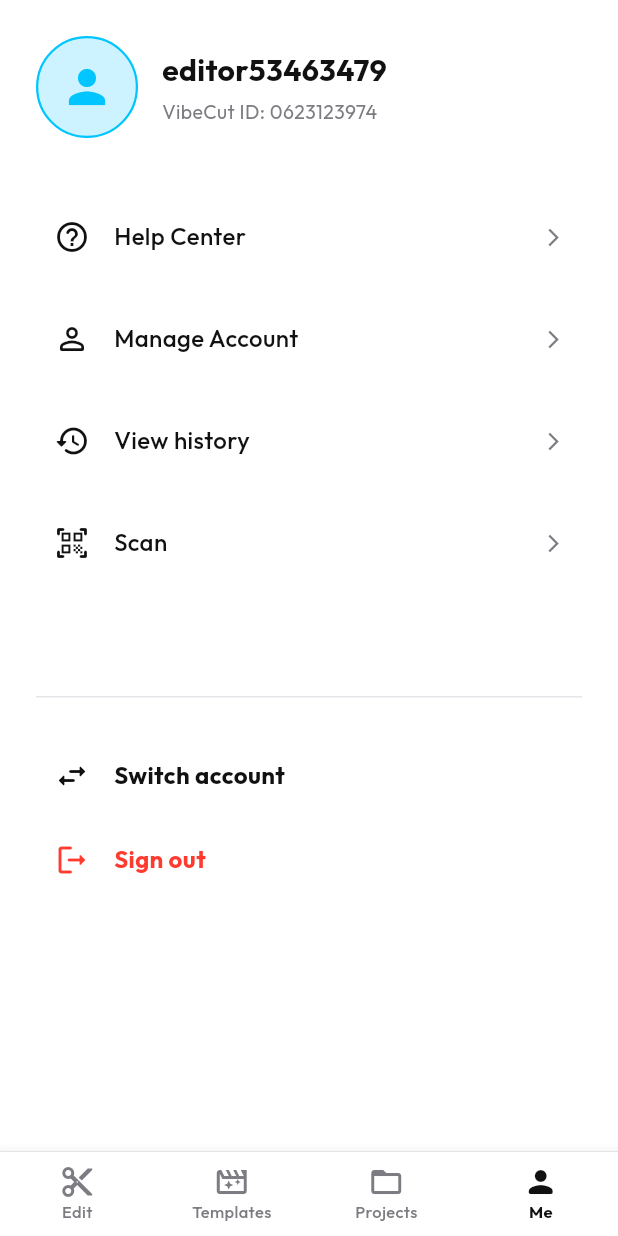
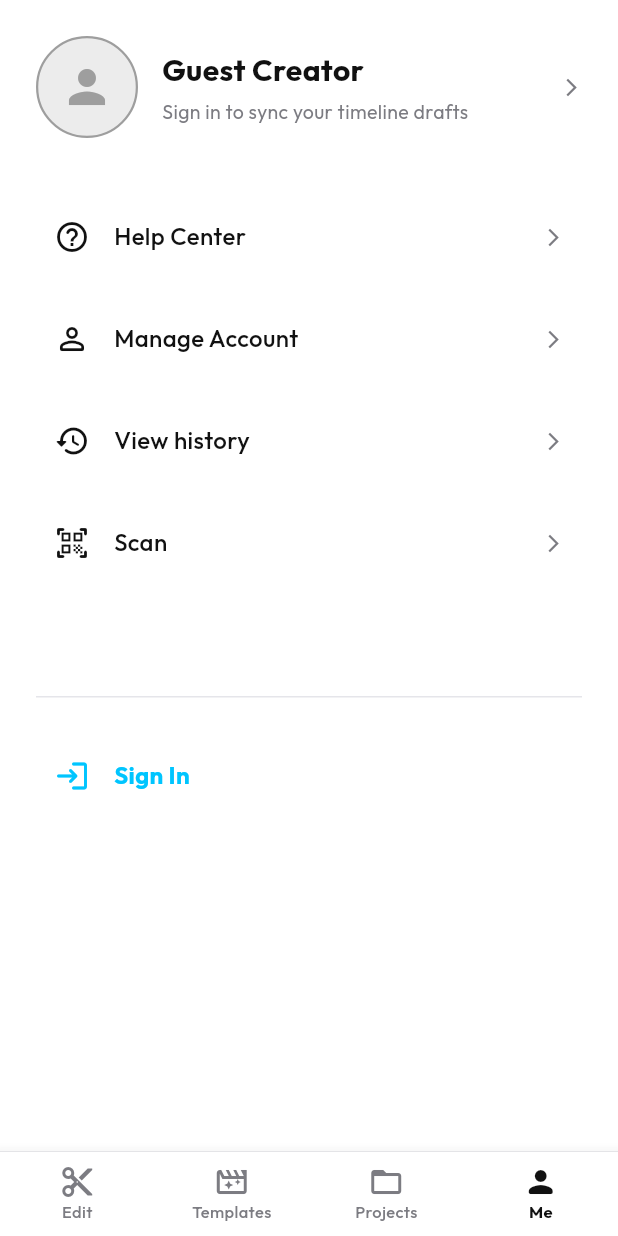
Before and after one commit to deepakmeher1/Vibe-Cut, a Flutter app: the MainLayout screen opened by its route, item 4 of the bottom bar chosen, on a phone screen of 412 x 824 dp. Run offline on Flutter 3.47's test engine with Material 3 defaults, Android fonts, the phone set to English and light mode, and no system bars; our stand-ins replace dio, google_fonts; network calls fail; statements that could not run were skipped.

Commit message:
Integration: Dynamic Profile Tab with ApiService and Sign Out flow

```diff
--- a/frontend/lib/screens/tabs/profile_tab.dart
+++ b/frontend/lib/screens/tabs/profile_tab.dart
@@ -1,19 +1,70 @@
 import 'package:flutter/material.dart';
 import 'package:google_fonts/google_fonts.dart';
 import '../../theme/colors.dart';
+import '../../services/api_service.dart';
 
-class ProfileTab extends StatelessWidget {
+class ProfileTab extends StatefulWidget {
   const ProfileTab({super.key});
 
   @override
+  State<ProfileTab> createState() => _ProfileTabState();
+}
+
+class _ProfileTabState extends State<ProfileTab> {
+  Map<String, dynamic>? _userData;
+  bool _loading = false;
+
+  @override
+  void initState() {
+    super.initState();
+    _loadUserData();
+  }
+
+  Future<void> _loadUserData() async {
+    if (!ApiService().isAuthenticated) return;
+    setState(() {
+      _loading = true;
+    });
+    try {
+      final data = await ApiService().getMe();
+      setState(() {
+        _userData = data;
+      });
+    } catch (e) {
+      // Quiet fail
+    } finally {
+      setState(() {
+        _loading = false;
+      });
+    }
+  }
+
+  @override
   Widget build(BuildContext context) {
+    final isLoggedIn = ApiService().isAuthenticated;
+    final displayName = isLoggedIn
+        ? (_userData?['name'] != null && _userData!['name'].toString().isNotEmpty
+            ? _userData!['name']
+            : _userData?['email'] ?? 'User')
+        : 'Guest Creator';
+
+    final displayId = isLoggedIn
+        ? 'VibeCut ID: VC-${_userData?['id'] ?? '1001'}'
+        : 'Sign in to sync your timeline drafts';
+
     return SingleChildScrollView(
       padding: const EdgeInsets.all(24.0),
       child: Column(
         crossAxisAlignment: CrossAxisAlignment.stretch,
         children: [
           // 1. Profile Details Header
-          Row(
+          GestureDetector(
+            onTap: () {
+              if (!isLoggedIn) {
+                Navigator.pushNamed(context, '/login');
+              }
+            },
+            child: Row(
               children: [
                 // Avatar
                 Container(
@@ -21,21 +72,29 @@
                   height: 68,
                   decoration: BoxDecoration(
                     shape: BoxShape.circle,
-                  color: VibeCutColors.primary.withOpacity(0.2),
-                  border: Border.all(color: VibeCutColors.primary, width: 1.5),
+                    color: isLoggedIn ? VibeCutColors.primary.withOpacity(0.2) : Colors.grey.withOpacity(0.2),
+                    border: Border.all(
+                      color: isLoggedIn ? VibeCutColors.primary : Colors.grey,
+                      width: 1.5,
                     ),
-                child: const Center(
-                  child: Icon(Icons.person, size: 36, color: VibeCutColors.primary),
+                  ),
+                  child: Center(
+                    child: Icon(
+                      Icons.person,
+                      size: 36,
+                      color: isLoggedIn ? VibeCutColors.primary : Colors.grey,
+                    ),
                   ),
                 ),
                 const SizedBox(width: 16),
 
                 // Username & ID details
-              Column(
+                Expanded(
+                  child: Column(
                     crossAxisAlignment: CrossAxisAlignment.start,
                     children: [
                       Text(
-                    'editor53463479',
+                        displayName,
                         style: GoogleFonts.outfit(
                           fontSize: 20,
                           fontWeight: FontWeight.bold,
@@ -44,7 +103,7 @@
                       ),
                       const SizedBox(height: 4),
                       Text(
-                    'VibeCut ID: 0623123974',
+                        displayId,
                         style: GoogleFonts.outfit(
                           fontSize: 13,
                           color: VibeCutColors.textSecondary,
@@ -52,13 +111,20 @@
                       ),
                     ],
                   ),
+                ),
+                if (!isLoggedIn)
+                  const Icon(Icons.arrow_forward_ios, size: 14, color: VibeCutColors.textSecondary),
               ],
+            ),
           ),
           const SizedBox(height: 40),
 
           // 2. Settings Items List
           _buildSettingsItem(Icons.help_outline_rounded, 'Help Center'),
-          _buildSettingsItem(Icons.person_outline_rounded, 'Manage Account'),
+          _buildSettingsItem(
+            Icons.person_outline_rounded,
+            isLoggedIn ? 'Manage Account (${_userData?['email'] ?? ''})' : 'Manage Account',
+          ),
           _buildSettingsItem(Icons.history_rounded, 'View history'),
           _buildSettingsItem(Icons.qr_code_scanner_rounded, 'Scan'),
 
@@ -67,10 +133,13 @@
           const SizedBox(height: 24),
 
           // 3. Bottom actions
+          if (isLoggedIn) ...[
             _buildActionItem(Icons.swap_horiz_rounded, 'Switch account', onTap: () {
+              ApiService().logout();
               Navigator.pushNamed(context, '/login');
             }),
             _buildActionItem(Icons.logout_rounded, 'Sign out', color: VibeCutColors.error, onTap: () {
+              ApiService().logout();
               ScaffoldMessenger.of(context).showSnackBar(
                 const SnackBar(
                   content: Text('Signed out successfully!'),
@@ -78,6 +147,10 @@
                 ),
               );
               Navigator.pushNamedAndRemoveUntil(context, '/welcome', (route) => false);
+            }),
+          ] else
+            _buildActionItem(Icons.login_rounded, 'Sign In', color: VibeCutColors.primary, onTap: () {
+              Navigator.pushNamed(context, '/login');
             }),
         ],
       ),
```
Lines whose indentation alone changed are shown as unchanged.
